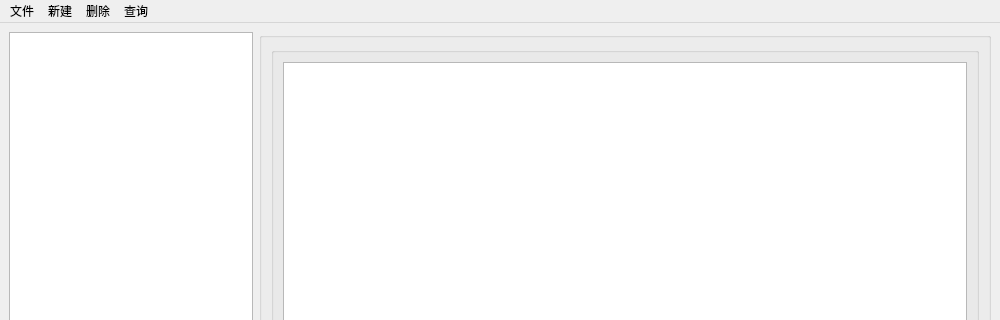
Qt form gui/ColaSqlGui/mainwindow.ui (YXHXianYu/2023-BJTU-DBMS-Project) before a commit; both pictures show x 0 to 1000 and y 0 to 320 of the 1000 by 750 pixel window.
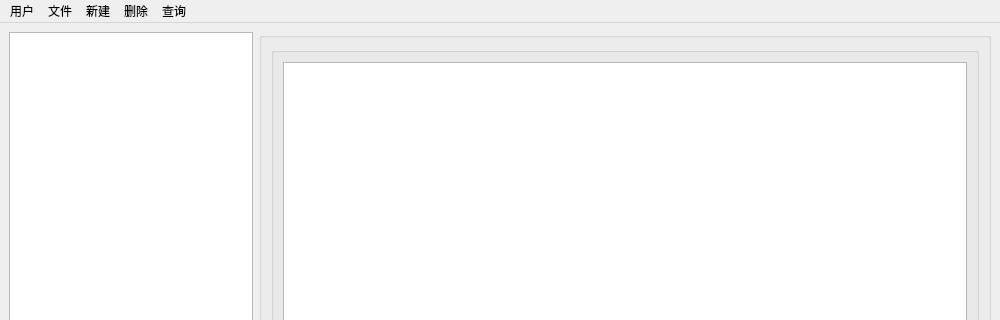
The same form after that commit.

Commit message: feat(gui): read .colasql

Diff of the .ui file:
```diff
--- a/gui/ColaSqlGui/mainwindow.ui
+++ b/gui/ColaSqlGui/mainwindow.ui
@@ -148,13 +148,20 @@
     </property>
     <addaction name="btn_SQL"/>
    </widget>
-   <widget class="QMenu" name="menu">
+   <widget class="QMenu" name="menu_file">
     <property name="title">
      <string>文件</string>
     </property>
     <addaction name="btn_save"/>
    </widget>
-   <addaction name="menu"/>
+   <widget class="QMenu" name="menu_user">
+    <property name="title">
+     <string>用户</string>
+    </property>
+    <addaction name="btn_change_user"/>
+   </widget>
+   <addaction name="menu_user"/>
+   <addaction name="menu_file"/>
    <addaction name="menu_create"/>
    <addaction name="menu_delete"/>
    <addaction name="menu_query"/>
```
Left out of the diff: 17 changed lines with no effect on the pictures. The commit also changes 2 other files.
